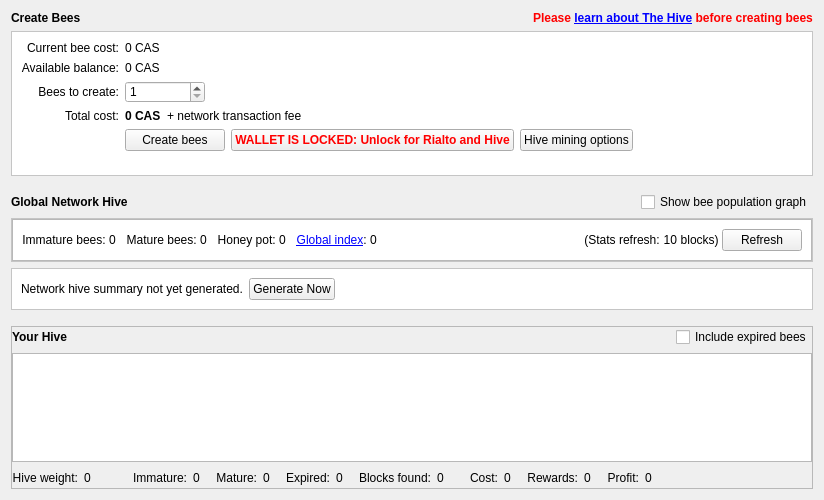
The window that src/qt/forms/hivedialog.ui (fromport/Cascoin) describes before a commit, drawn with Qt 5.
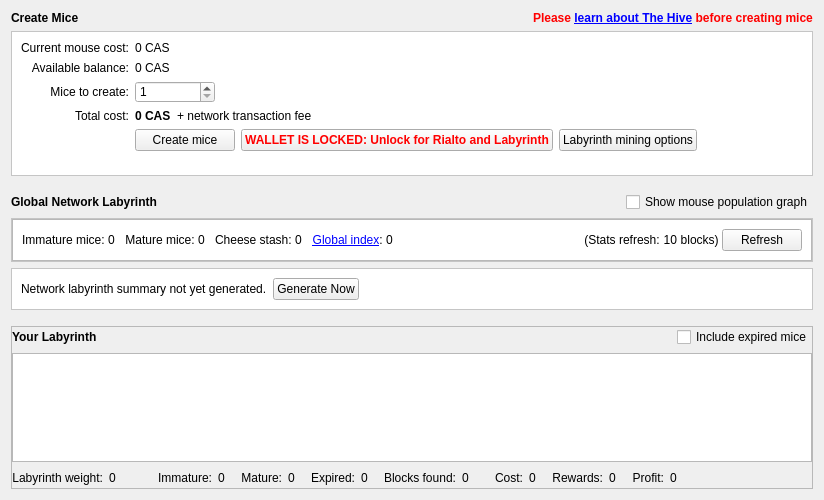
The same window after the commit. Icons and pictures are not drawn. Custom widgets are drawn as their Qt base class.

```diff
--- a/src/qt/forms/hivedialog.ui
+++ b/src/qt/forms/hivedialog.ui
@@ -37,7 +37,7 @@
         </font>
        </property>
        <property name="text">
-        <string>Create Bees</string>
+        <string>Create Mice</string>
        </property>
       </widget>
      </item>
@@ -88,7 +88,7 @@
         </font>
        </property>
        <property name="text">
-        <string>&lt;span style=&quot;color:#ff0000;&quot;&gt;Please &lt;a href=&quot;https://hive.cascoin.net/guide/&quot;&gt;&lt;span style=&quot;text-decoration: underline;&quot;&gt;learn about The Hive&lt;/span&gt;&lt;/a&gt; before creating bees&lt;/span&gt;</string>
+        <string>&lt;span style=&quot;color:#ff0000;&quot;&gt;Please &lt;a href=&quot;https://hive.cascoin.net/guide/&quot;&gt;&lt;span style=&quot;text-decoration: underline;&quot;&gt;learn about The Hive&lt;/span&gt;&lt;/a&gt; before creating mice&lt;/span&gt;</string>
        </property>
        <property name="openExternalLinks">
         <bool>true</bool>
@@ -130,7 +130,7 @@
       <item row="0" column="0">
        <widget class="QLabel" name="currentBeeCostLabel_2">
         <property name="text">
-         <string>Current bee cost:</string>
+         <string>Current mouse cost:</string>
         </property>
         <property name="alignment">
          <set>Qt::AlignRight|Qt::AlignTrailing|Qt::AlignVCenter</set>
@@ -180,7 +180,7 @@
       <item row="2" column="0">
        <widget class="QLabel" name="beesToCreateLabel_2">
         <property name="text">
-         <string>Bees to create:</string>
+         <string>Mice to create:</string>
         </property>
         <property name="alignment">
          <set>Qt::AlignRight|Qt::AlignTrailing|Qt::AlignVCenter</set>
@@ -281,7 +281,7 @@
            <string>Create bees now. You will be shown a confirmation dialogue including final transaction fees.</string>
           </property>
           <property name="text">
-           <string>Create bees</string>
+           <string>Create mice</string>
           </property>
           <property name="icon">
            <iconset>
@@ -311,7 +311,7 @@
            <string notr="true">color:red;</string>
           </property>
           <property name="text">
-           <string>WALLET IS LOCKED: Unlock for Rialto and Hive</string>
+           <string>WALLET IS LOCKED: Unlock for Rialto and Labyrinth</string>
           </property>
           <property name="icon">
            <iconset>
@@ -331,7 +331,7 @@
            <string>Open the Options dialogue to edit Hive mining settings.</string>
           </property>
           <property name="text">
-           <string>Hive mining options</string>
+           <string>Labyrinth mining options</string>
           </property>
           <property name="icon">
            <iconset>
@@ -414,7 +414,7 @@
         </font>
        </property>
        <property name="text">
-        <string>Global Network Hive</string>
+        <string>Global Network Labyrinth</string>
        </property>
       </widget>
      </item>
@@ -452,7 +452,7 @@
         <string>If ticked, advanced global network hive stats will be displayed</string>
        </property>
        <property name="text">
-        <string>Show bee population graph</string>
+        <string>Show mouse population graph</string>
        </property>
        <property name="checked">
         <bool>false</bool>
@@ -509,7 +509,7 @@
             <string>The total number of immature bees across the whole network</string>
            </property>
            <property name="text">
-            <string>Immature bees: </string>
+            <string>Immature mice: </string>
            </property>
            <property name="alignment">
             <set>Qt::AlignRight|Qt::AlignTrailing|Qt::AlignVCenter</set>
@@ -548,7 +548,7 @@
             <string>The total number of mature bees across the whole network</string>
            </property>
            <property name="text">
-            <string>Mature bees: </string>
+            <string>Mature mice: </string>
            </property>
            <property name="alignment">
             <set>Qt::AlignRight|Qt::AlignTrailing|Qt::AlignVCenter</set>
@@ -587,7 +587,7 @@
             <string>The total block rewards available on the network over the lifespan of a single bee</string>
            </property>
            <property name="text">
-            <string>Honey pot: </string>
+            <string>Cheese stash: </string>
            </property>
            <property name="alignment">
             <set>Qt::AlignRight|Qt::AlignTrailing|Qt::AlignVCenter</set>
@@ -804,7 +804,7 @@
          <string notr="true"/>
         </property>
         <property name="text">
-         <string>Network hive summary not yet generated.</string>
+         <string>Network labyrinth summary not yet generated.</string>
         </property>
        </widget>
       </item>
@@ -888,7 +888,7 @@
            </font>
           </property>
           <property name="text">
-           <string>Your Hive</string>
+           <string>Your Labyrinth</string>
           </property>
          </widget>
         </item>
@@ -926,7 +926,7 @@
            <string>If ticked, your hive display and summary will include bees that have expired as well as bees that are currently living.</string>
           </property>
           <property name="text">
-           <string>Include expired bees</string>
+           <string>Include expired mice</string>
           </property>
           <property name="checked">
            <bool>false</bool>
@@ -964,7 +964,7 @@
 your hive's chance of mining any given hivemineable block.</string>
           </property>
           <property name="text">
-           <string>Hive weight:</string>
+           <string>Labyrinth weight:</string>
           </property>
           <property name="alignment">
            <set>Qt::AlignRight|Qt::AlignTrailing|Qt::AlignVCenter</set>
```
Left out of the diff: 96 changed lines with no effect on the pictures.
